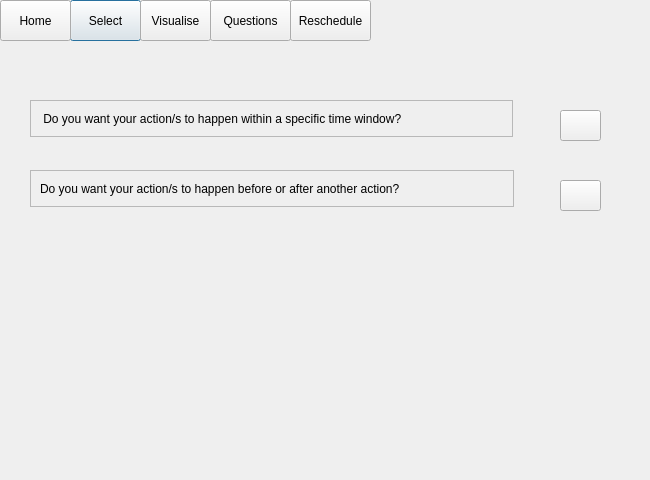
First picture: the form in reschedulequestion.ui, repository ariannabettin/FYPArianna, before the edit.
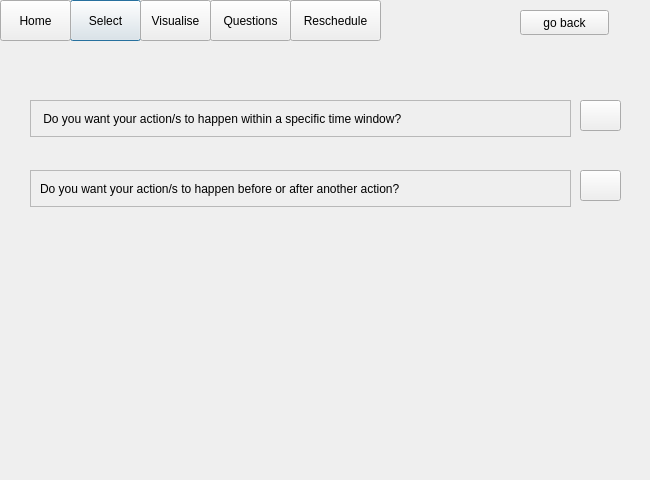
Second picture: the form after the edit.

Patch:
```diff
--- a/reschedulequestion.ui
+++ b/reschedulequestion.ui
@@ -13,6 +13,9 @@
   <property name="windowTitle">
    <string>Dialog</string>
   </property>
+  <property name="styleSheet">
+   <string notr="true">font: 75 12pt &quot;TakaoPGothic&quot;;</string>
+  </property>
   <widget class="QPushButton" name="selectButton">
    <property name="geometry">
     <rect>
@@ -44,7 +47,7 @@
     <rect>
      <x>290</x>
      <y>0</y>
-     <width>81</width>
+     <width>91</width>
      <height>41</height>
     </rect>
    </property>
@@ -83,7 +86,7 @@
     <rect>
      <x>30</x>
      <y>100</y>
-     <width>483</width>
+     <width>541</width>
      <height>37</height>
     </rect>
    </property>
@@ -108,7 +111,7 @@
     <rect>
      <x>30</x>
      <y>170</y>
-     <width>484</width>
+     <width>541</width>
      <height>37</height>
     </rect>
    </property>
@@ -131,8 +134,8 @@
   <widget class="QPushButton" name="windowButton">
    <property name="geometry">
     <rect>
-     <x>560</x>
-     <y>110</y>
+     <x>580</x>
+     <y>100</y>
      <width>41</width>
      <height>31</height>
     </rect>
@@ -144,8 +147,8 @@
   <widget class="QPushButton" name="BAButton">
    <property name="geometry">
     <rect>
-     <x>560</x>
-     <y>180</y>
+     <x>580</x>
+     <y>170</y>
      <width>41</width>
      <height>31</height>
     </rect>
@@ -154,6 +157,19 @@
     <string/>
    </property>
   </widget>
+  <widget class="QPushButton" name="backButton">
+   <property name="geometry">
+    <rect>
+     <x>520</x>
+     <y>10</y>
+     <width>89</width>
+     <height>25</height>
+    </rect>
+   </property>
+   <property name="text">
+    <string>go back</string>
+   </property>
+  </widget>
  </widget>
  <resources/>
  <connections/>
```
